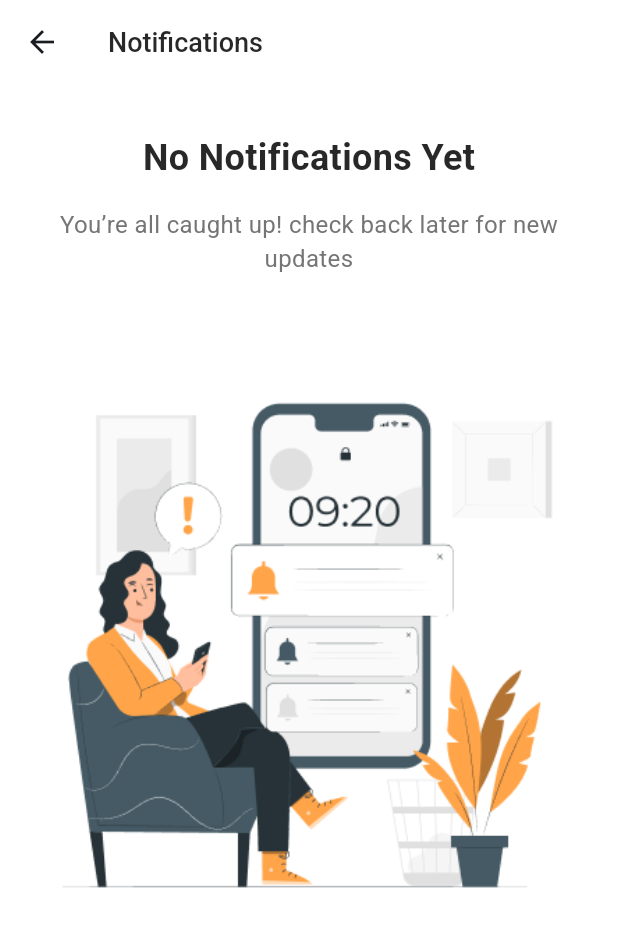
After one commit to CoreVine/T-Ride-Driver-Flutter, a Flutter app: the NotificationsScreen screen opened by its route, on a phone screen of 412 x 824 dp. The commit adds this screen. Shown: the top 927 px of the screen. Run offline on Flutter 3.47's test engine with Material 3 defaults, Android fonts, the phone set to English and light mode, and no system bars; our stand-ins replace bloc, dio, equatable, flutter_bloc, flutter_screenutil, flutter_secure_storage and 4 more; accounts and stored records are empty.

Commit message:
create notification feature and empty notification screen

```diff
--- a/lib/core/routing/app_router.dart
+++ b/lib/core/routing/app_router.dart
@@ -1,6 +1,7 @@
 import 'package:flutter/material.dart';
 import 'package:tride/core/routing/routes.dart';
 import 'package:tride/features/Auth/presentation/pages/login_screen.dart';
+import 'package:tride/features/notifications/presentation/pages/notification_screen.dart';
 import 'package:tride/features/splash/splash_screen.dart';
 
 class AppRouter {
@@ -8,6 +9,8 @@ class AppRouter {
     //this arguments to be passed in any screen like this ( arguments as ClassName )
 
     switch (settings.name) {
+      case Routes.notificationsScreen:
+        return MaterialPageRoute(builder: (_) => const NotificationsScreen());
       case Routes.splashScreen:
         return MaterialPageRoute(builder: (_) => const SplashScreen());
 
--- a/lib/core/routing/routes.dart
+++ b/lib/core/routing/routes.dart
@@ -6,4 +6,5 @@ class Routes {
   static const String loginScreen = '/loginScreen';
   static const String signUpScreen = '/signUpScreen';
   static const String homeScreen = '/homeScreen';
+  static const String notificationsScreen = '/notificationsScreen';
 }
--- a/lib/core/theming/app_assets.dart
+++ b/lib/core/theming/app_assets.dart
@@ -30,4 +30,6 @@ class AppAssets {
   static const String banner3 = 'assets/images/homeSlider.jpg';
   static const String product = 'assets/images/product.png';
   static const String searchIcon = 'assets/icons/search_icon.svg';
+  static const String pushNotificationImage =
+      'assets/images/Push notifications pana.png';
 }
--- /dev/null
+++ b/lib/core/widgets/global_app_bar.dart
@@ -0,0 +1,11 @@
+import 'package:flutter/material.dart';
+import 'package:tride/core/theming/app_colors.dart';
+import 'package:tride/core/theming/app_text_styles.dart';
+
+AppBar globalAppBar(BuildContext context, {required String title}) {
+  return AppBar(
+    shadowColor: Colors.transparent,
+    backgroundColor: AppColors.white,
+    title: Text(title, style: AppTextStyles.roboto18Medium(context)),
+  );
+}
--- /dev/null
+++ b/lib/features/notifications/presentation/pages/notification_screen.dart
@@ -0,0 +1,16 @@
+import 'package:flutter/material.dart';
+import 'package:tride/core/widgets/global_app_bar.dart';
+import 'package:tride/features/notifications/presentation/widgets/notifications_screen_body.dart';
+import 'package:tride/generated/l10n.dart';
+
+class NotificationsScreen extends StatelessWidget {
+  const NotificationsScreen({super.key});
+
+  @override
+  Widget build(BuildContext context) {
+    return Scaffold(
+      appBar: globalAppBar(context, title: S.of(context).notifications),
+      body: NotificationsScreenBody(),
+    );
+  }
+}
--- /dev/null
+++ b/lib/features/notifications/presentation/widgets/notifications_screen_body.dart
@@ -0,0 +1,34 @@
+import 'package:flutter/material.dart';
+import 'package:tride/core/theming/app_assets.dart';
+import 'package:tride/core/theming/app_colors.dart';
+import 'package:tride/core/theming/app_text_styles.dart';
+import 'package:tride/generated/l10n.dart';
+
+class NotificationsScreenBody extends StatelessWidget {
+  const NotificationsScreenBody({super.key});
+
+  @override
+  Widget build(BuildContext context) {
+    return Padding(
+      padding: const EdgeInsets.symmetric(horizontal: 24.0, vertical: 32.0),
+      child: Column(
+        spacing: 16,
+        children: [
+          Text(
+            S.of(context).no_notifications_yet,
+            style: AppTextStyles.roboto24SemiBold(context),
+          ),
+          Text(
+            S.of(context).check_back_later,
+            textAlign: TextAlign.center,
+            style: AppTextStyles.roboto16Regular(
+              context,
+            ).copyWith(color: AppColors.darkGray),
+          ),
+          const SizedBox(height: 32),
+          Image.asset(AppAssets.pushNotificationImage),
+        ],
+      ),
+    );
+  }
+}
--- a/lib/l10n/intl_ar.arb
+++ b/lib/l10n/intl_ar.arb
@@ -1,3 +1,6 @@
 {
+  "check_back_later": "لقد أنهيت جميع المهام! تحقق لاحقًا للحصول على التحديثات الجديدة.",
+  "no_notifications_yet": "لا توجد إشعارات حتى الآن",
+  "notifications": "الإشعارات",
   "welcome": "مرحبًا بك في تطبيق T-Ride"
 }
--- a/lib/l10n/intl_en.arb
+++ b/lib/l10n/intl_en.arb
@@ -1,3 +1,6 @@
 {
+  "check_back_later": "You’re all caught up! check back later for new updates",
+  "no_notifications_yet": "No Notifications Yet",
+  "notifications": "Notifications",
   "welcome": "Welcome to T-Ride App"
 }
--- a/pubspec.yaml
+++ b/pubspec.yaml
@@ -54,6 +54,7 @@ dependencies:
   cupertino_icons: ^1.0.8
   flutter_localizations:
     sdk: flutter
+  intl_utils: ^2.8.10
 
 dev_dependencies:
   flutter_test:
@@ -78,7 +79,6 @@ flutter:
   # To add assets to your application, add an assets section, like this:
   assets:
     - assets/images/
-    - assets/svgs/
     - assets/icons/
 
   # An image asset can refer to one or more resolution-specific "variants", see
```
Also changed, not shown: assets/images/Push notifications pana.png (added), lib/generated/intl/messages_ar.dart, lib/generated/intl/messages_en.dart, lib/generated/l10n.dart, pubspec.lock.
